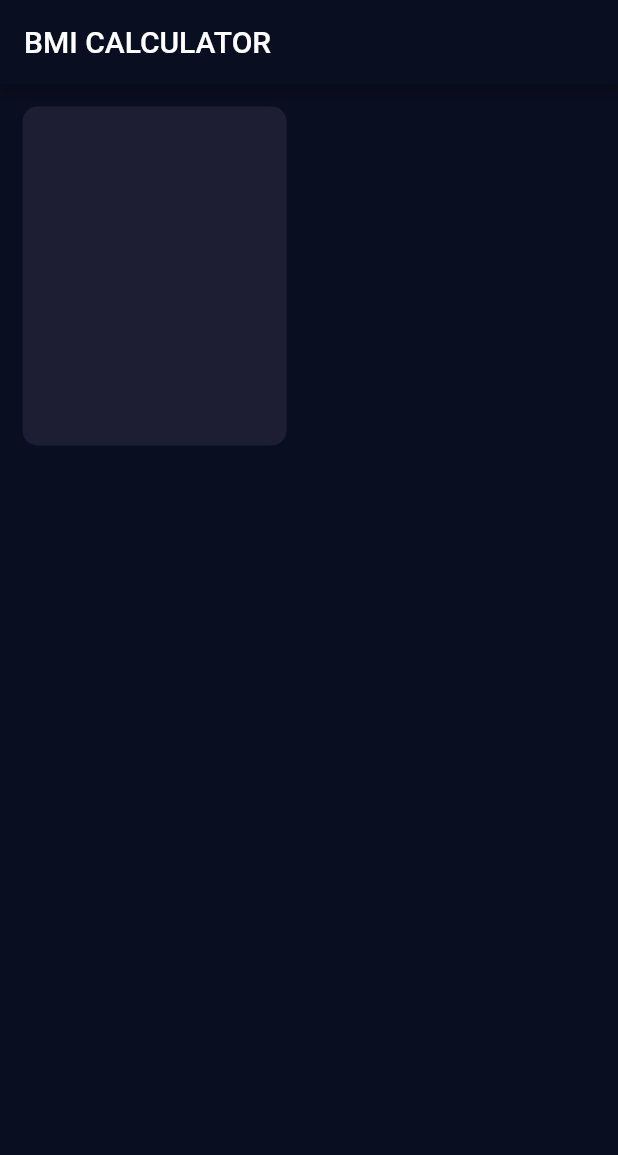
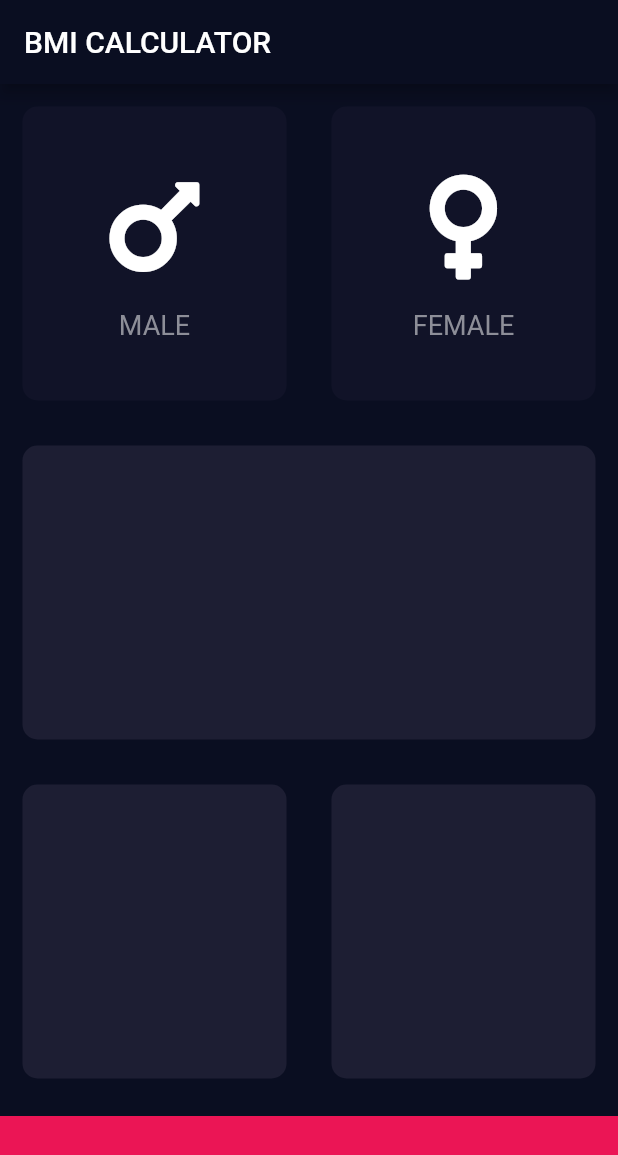
Before and after one commit to Cabreros/bmi-calculator, a Flutter app: the screen it shows after launch, on a phone screen of 412 x 824 dp. Shown: the top 1155 px of the screen. Run offline on Flutter 3.47's test engine with Material 2 defaults, Android fonts, the phone set to English and light mode, and no system bars; our stand-ins replace font_awesome_flutter.

Commit message:
12:09 am nov 1

```diff
--- /dev/null
+++ b/lib/icon_content.dart
@@ -0,0 +1,28 @@
+import 'package:flutter/material.dart';
+
+class GenderContent extends StatelessWidget {
+  GenderContent({@required this.name, @required this.icon});
+
+  final String name;
+  final Icon icon;
+
+  @override
+  Widget build(BuildContext context) {
+    return Column(
+      mainAxisAlignment: MainAxisAlignment.center,
+      children: <Widget>[
+        icon,
+        SizedBox(
+          height: 15.0,
+        ),
+        Text(
+          name,
+          style: TextStyle(
+            fontSize: 18.0,
+            color: Color(0xFF8D8e98),
+          ),
+        ),
+      ],
+    );
+  }
+}
--- a/lib/input_page.dart
+++ b/lib/input_page.dart
@@ -1,4 +1,18 @@
 import 'package:flutter/material.dart';
+import 'package:font_awesome_flutter/font_awesome_flutter.dart';
+import 'icon_content.dart';
+import 'reusable_card.dart';
+
+const bottomContainerHeight = 80.0;
+const tileColours = Color(0xFF1D1E33);
+const activeCardColour = Color(0xFF1D1E33);
+const inactiveCardColour = Color(0xFF111328);
+const bottomContainerColour = Color(0xFFEB1555);
+
+enum Gender {
+  male,
+  female,
+}
 
 class InputPage extends StatefulWidget {
   @override
@@ -6,6 +20,8 @@ class InputPage extends StatefulWidget {
 }
 
 class _InputPageState extends State<InputPage> {
+  Gender selectedGender;
+
   @override
   Widget build(BuildContext context) {
     return Scaffold(
@@ -18,39 +34,77 @@ class _InputPageState extends State<InputPage> {
             child: Row(
               children: <Widget>[
                 Expanded(
+                  child: GestureDetector(
+                    onTap: () {
+                      setState(() {
+                        selectedGender = Gender.male;
+                      });
+                    },
                     child: ReusableCard(
-                  colour: Color(0xFF1D1E33),
-                )),
-                Expanded(child: ReusableCard()),
+                      cardChild: GenderContent(
+                        name: 'MALE',
+                        icon: Icon(
+                          FontAwesomeIcons.mars,
+                          size: 80.0,
+                        ),
+                      ),
+                      colour: selectedGender == Gender.male
+                          ? activeCardColour
+                          : inactiveCardColour,
+                    ),
+                  ),
+                ),
+                Expanded(
+                  child: GestureDetector(
+                    onTap: () {
+                      setState(() {
+                        selectedGender = Gender.female;
+                      });
+                    },
+                    child: ReusableCard(
+                      cardChild: GenderContent(
+                        name: 'FEMALE',
+                        icon: Icon(
+                          FontAwesomeIcons.venus,
+                          size: 80.0,
+                        ),
+                      ),
+                      colour: selectedGender == Gender.female
+                          ? activeCardColour
+                          : inactiveCardColour,
+                    ),
+                  ),
+                ),
               ],
             ),
           ),
           Expanded(
-            child: ReusableCard(),
+            child: ReusableCard(
+              colour: tileColours,
+            ),
           ),
           Expanded(
-            child: Row(
-              children: <Widget>[
-                Expanded(child: ReusableCard()),
-                Expanded(child: ReusableCard()),
-              ],
-            ),
+              child: Row(
+            children: <Widget>[
+              Expanded(
+                  child: ReusableCard(
+                colour: tileColours,
+              )),
+              Expanded(
+                child: ReusableCard(
+                  colour: tileColours,
+                ),
+              ),
+            ],
+          )),
+          Container(
+            color: bottomContainerColour,
+            margin: EdgeInsets.only(top: 10.0),
+            width: double.infinity,
+            height: bottomContainerHeight,
           ),
         ],
       ),
     );
   }
 }
-
-class ReusableCard extends StatelessWidget {
-  ReusableCard({@required this.colour});
-  Color colour;
-  @override
-  Widget build(BuildContext context) {
-    return Container(
-      margin: EdgeInsets.all(15.0),
-      decoration: BoxDecoration(
-          color: colour, borderRadius: BorderRadius.circular(10.0)),
-    );
-  }
-}
--- /dev/null
+++ b/lib/reusable_card.dart
@@ -0,0 +1,18 @@
+import 'package:flutter/material.dart';
+
+class ReusableCard extends StatelessWidget {
+  ReusableCard({@required this.colour, this.cardChild});
+
+  final Color colour;
+  final Widget cardChild;
+
+  @override
+  Widget build(BuildContext context) {
+    return Container(
+      child: cardChild,
+      margin: EdgeInsets.all(15.0),
+      decoration: BoxDecoration(
+          color: colour, borderRadius: BorderRadius.circular(10.0)),
+    );
+  }
+}
--- a/pubspec.yaml
+++ b/pubspec.yaml
@@ -9,6 +9,7 @@ environment:
 dependencies:
   flutter:
     sdk: flutter
+  font_awesome_flutter: ^8.5.0
 
   cupertino_icons: ^0.1.2
 
```
